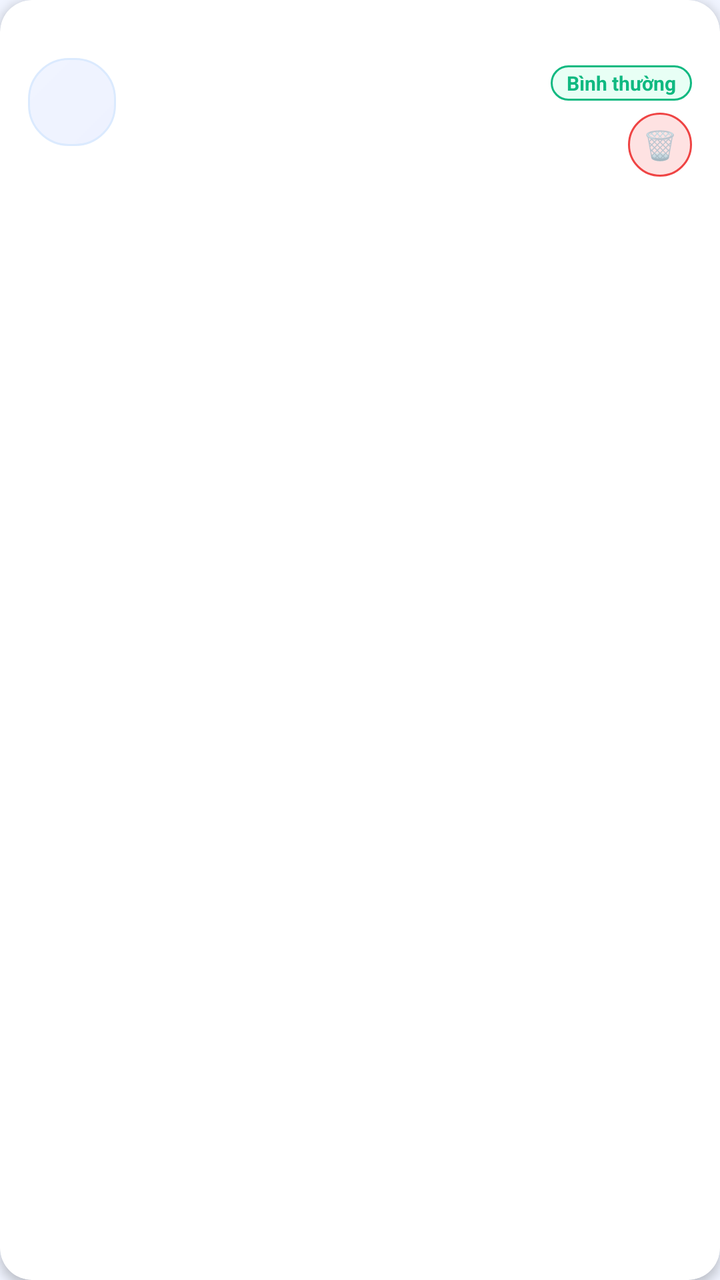
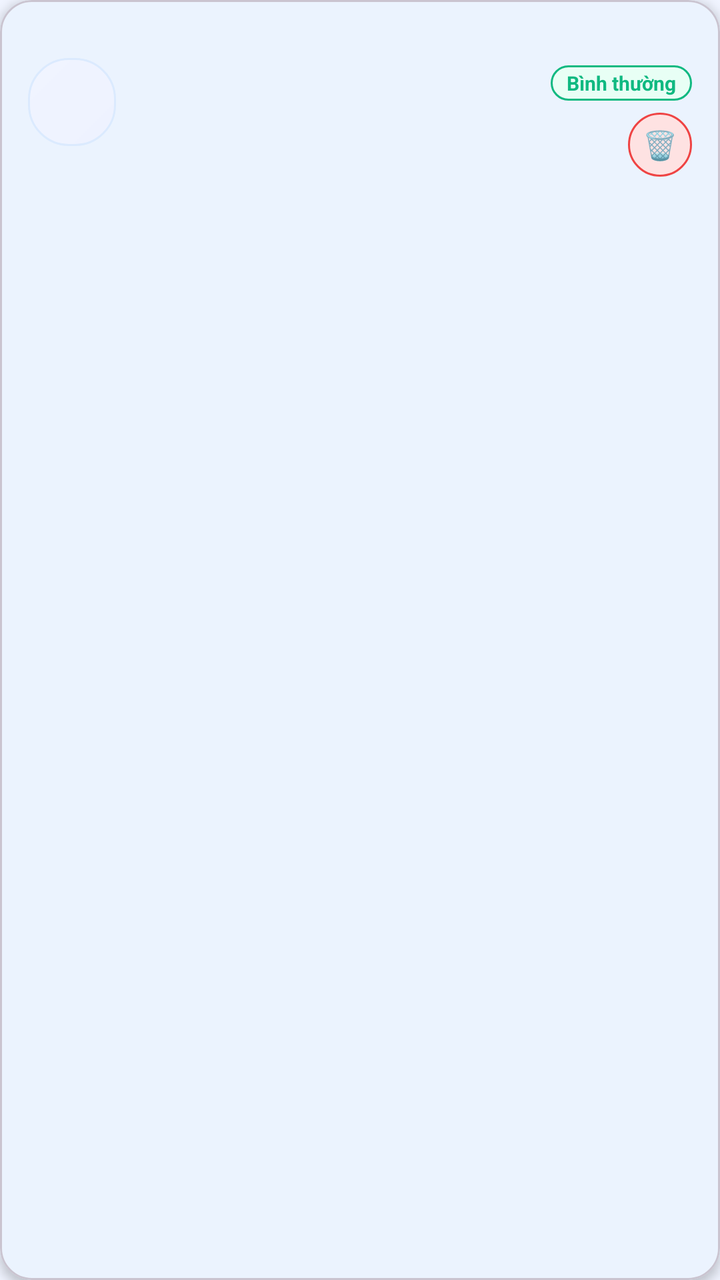

Two renders of the same Android screen: before a commit and after it. Below are the layout's source before the change and the commit's diff.
<!-- AndroidManifest.xml: application theme Theme.UniCare -->
<!-- res/layout/item_vital.xml -->
<?xml version="1.0" encoding="utf-8"?>
<androidx.cardview.widget.CardView xmlns:android="http://schemas.android.com/apk/res/android"
    xmlns:app="http://schemas.android.com/apk/res-auto"
    android:layout_width="match_parent"
    android:layout_height="wrap_content"
    android:layout_marginHorizontal="16dp"
    android:layout_marginVertical="5dp"
    app:cardCornerRadius="16dp"
    app:cardElevation="3dp"
    app:cardBackgroundColor="#FFFFFF">

    <LinearLayout
        android:layout_width="match_parent"
        android:layout_height="wrap_content"
        android:orientation="horizontal"
        android:padding="14dp"
        android:gravity="center_vertical">

        
        <TextView
            android:id="@+id/txtIcon"
            android:layout_width="44dp"
            android:layout_height="44dp"
            android:background="@drawable/bg_feature_card"
            android:gravity="center"
            android:textSize="20sp"/>

        <LinearLayout
            android:layout_width="0dp"
            android:layout_height="wrap_content"
            android:layout_weight="1"
            android:layout_marginStart="12dp"
            android:orientation="vertical">

            <TextView
                android:id="@+id/txtType"
                android:layout_width="wrap_content"
                android:layout_height="wrap_content"
                android:textColor="#1A1A2E"
                android:textSize="14sp"
                android:textStyle="bold"/>

            <TextView
                android:id="@+id/txtValue"
                android:layout_width="wrap_content"
                android:layout_height="wrap_content"
                android:layout_marginTop="2dp"
                android:textColor="#0D6EFD"
                android:textSize="18sp"
                android:textStyle="bold"/>

            <TextView
                android:id="@+id/txtNote"
                android:layout_width="wrap_content"
                android:layout_height="wrap_content"
                android:layout_marginTop="1dp"
                android:textColor="#9CA3AF"
                android:textSize="11sp"/>
        </LinearLayout>

        <LinearLayout
            android:layout_width="wrap_content"
            android:layout_height="wrap_content"
            android:orientation="vertical"
            android:gravity="end|center_vertical">

            <TextView
                android:id="@+id/txtDate"
                android:layout_width="wrap_content"
                android:layout_height="wrap_content"
                android:textColor="#9CA3AF"
                android:textSize="11sp"/>

            <TextView
                android:id="@+id/txtStatus"
                android:layout_width="wrap_content"
                android:layout_height="wrap_content"
                android:layout_marginTop="4dp"
                android:background="@drawable/bg_badge_green"
                android:paddingHorizontal="8dp"
                android:paddingVertical="2dp"
                android:text="Bình thường"
                android:textColor="#10B981"
                android:textSize="10sp"
                android:textStyle="bold"/>

            <TextView
                android:id="@+id/btnDelete"
                android:layout_width="32dp"
                android:layout_height="32dp"
                android:layout_marginTop="6dp"
                android:gravity="center"
                android:text="🗑️"
                android:textSize="14sp"
                android:background="@drawable/bg_badge_red"/>
        </LinearLayout>
    </LinearLayout>
</androidx.cardview.widget.CardView>
<!-- resources referenced by this layout -->
<resources>
  <!-- drawable bg_badge_green (drawable) -->
  <?xml version="1.0" encoding="utf-8"?>
  <shape xmlns:android="http://schemas.android.com/apk/res/android">
      <solid android:color="#E8FFF5"/>
      <corners android:radius="100dp"/>
      <stroke android:width="1dp" android:color="#10B981"/>
  </shape>
  <!-- drawable bg_badge_red (drawable) -->
  <?xml version="1.0" encoding="utf-8"?>
  <shape xmlns:android="http://schemas.android.com/apk/res/android">
      <solid android:color="#FEE2E2"/>
      <corners android:radius="100dp"/>
      <stroke android:width="1dp" android:color="#EF4444"/>
  </shape>
  <!-- drawable bg_feature_card (drawable) -->
  <?xml version="1.0" encoding="utf-8"?>
  <shape xmlns:android="http://schemas.android.com/apk/res/android">
      <gradient
          android:startColor="#EEF2FF"
          android:endColor="#F0F4FF"
          android:angle="135"/>
      <corners android:radius="20dp"/>
      <stroke android:width="1dp" android:color="#DBEAFE"/>
  </shape>
  <style name="Theme.UniCare" parent="Theme.MaterialComponents.DayNight.NoActionBar">
          
          <item name="colorPrimary">#0D6EFD</item>
          <item name="colorPrimaryVariant">#0852C8</item>
          <item name="colorOnPrimary">#FFFFFF</item>
          
          <item name="colorSecondary">#00C4A7</item>
          <item name="colorSecondaryVariant">#00A089</item>
          <item name="colorOnSecondary">#FFFFFF</item>
          
          <item name="colorSurface">#FFFFFF</item>
          <item name="colorOnSurface">#1A1A2E</item>
          
          <item name="android:colorBackground">#F0F4FF</item>
          
          <item name="android:statusBarColor">#0852C8</item>
          <item name="android:windowLightStatusBar">false</item>
          <item name="android:navigationBarColor">#FFFFFF</item>
          <item name="android:windowLightNavigationBar">true</item>
          
          <item name="materialButtonStyle">@style/Widget.UniCare.Button</item>
          <item name="textInputStyle">@style/Widget.UniCare.TextInputLayout</item>
      </style>
  <style name="Widget.UniCare.Button" parent="Widget.MaterialComponents.Button">
          <item name="android:paddingTop">14dp</item>
          <item name="android:paddingBottom">14dp</item>
          <item name="android:textSize">16sp</item>
          <item name="android:letterSpacing">0.02</item>
          <item name="android:textAllCaps">false</item>
          <item name="cornerRadius">14dp</item>
          <item name="backgroundTint">#0D6EFD</item>
          <item name="elevation">2dp</item>
      </style>
  <style name="Widget.UniCare.TextInputLayout" parent="Widget.MaterialComponents.TextInputLayout.OutlinedBox">
          <item name="boxCornerRadiusBottomEnd">12dp</item>
          <item name="boxCornerRadiusBottomStart">12dp</item>
          <item name="boxCornerRadiusTopEnd">12dp</item>
          <item name="boxCornerRadiusTopStart">12dp</item>
          <item name="boxStrokeColor">#CBD5F5</item>
          <item name="hintTextColor">#6B7280</item>
      </style>
</resources>

<!-- the commit's change to res/layout/item_vital.xml (unified diff, before → after) -->
@@ -1,98 +1,27 @@
-<?xml version="1.0" encoding="utf-8"?>
-<androidx.cardview.widget.CardView xmlns:android="http://schemas.android.com/apk/res/android"
-    xmlns:app="http://schemas.android.com/apk/res-auto"
-    android:layout_width="match_parent"
-    android:layout_height="wrap_content"
-    android:layout_marginHorizontal="16dp"
-    android:layout_marginVertical="5dp"
-    app:cardCornerRadius="16dp"
-    app:cardElevation="3dp"
-    app:cardBackgroundColor="#FFFFFF">
+<?xml version='1.0' encoding='utf-8'?>
+<com.google.android.material.card.MaterialCardView xmlns:android="http://schemas.android.com/apk/res/android" xmlns:app="http://schemas.android.com/apk/res-auto" android:layout_width="match_parent" android:layout_height="wrap_content" android:layout_marginHorizontal="16dp" android:layout_marginVertical="5dp" app:cardCornerRadius="16dp" app:cardElevation="3dp" app:cardBackgroundColor="#FFFFFF">
 
-    <LinearLayout
-        android:layout_width="match_parent"
-        android:layout_height="wrap_content"
-        android:orientation="horizontal"
-        android:padding="14dp"
-        android:gravity="center_vertical">
+    <LinearLayout android:layout_width="match_parent" android:layout_height="wrap_content" android:orientation="horizontal" android:padding="14dp" android:gravity="center_vertical">
 
         
-        <TextView
-            android:id="@+id/txtIcon"
-            android:layout_width="44dp"
-            android:layout_height="44dp"
-            android:background="@drawable/bg_feature_card"
-            android:gravity="center"
-            android:textSize="20sp"/>
+        <TextView android:id="@+id/txtIcon" android:layout_width="44dp" android:layout_height="44dp" android:background="@drawable/bg_feature_card" android:gravity="center" android:textSize="20sp"/>
 
-        <LinearLayout
-            android:layout_width="0dp"
-            android:layout_height="wrap_content"
-            android:layout_weight="1"
-            android:layout_marginStart="12dp"
-            android:orientation="vertical">
+        <LinearLayout android:layout_width="0dp" android:layout_height="wrap_content" android:layout_weight="1" android:layout_marginStart="12dp" android:orientation="vertical">
 
-            <TextView
-                android:id="@+id/txtType"
-                android:layout_width="wrap_content"
-                android:layout_height="wrap_content"
-                android:textColor="#1A1A2E"
-                android:textSize="14sp"
-                android:textStyle="bold"/>
+            <TextView android:id="@+id/txtType" android:layout_width="wrap_content" android:layout_height="wrap_content" android:textColor="#1A1A2E" android:textSize="14sp" android:textStyle="bold"/>
 
-            <TextView
-                android:id="@+id/txtValue"
-                android:layout_width="wrap_content"
-                android:layout_height="wrap_content"
-                android:layout_marginTop="2dp"
-                android:textColor="#0D6EFD"
-                android:textSize="18sp"
-                android:textStyle="bold"/>
+            <TextView android:id="@+id/txtValue" android:layout_width="wrap_content" android:layout_height="wrap_content" android:layout_marginTop="2dp" android:textColor="#0D6EFD" android:textSize="18sp" android:textStyle="bold"/>
 
-            <TextView
-                android:id="@+id/txtNote"
-                android:layout_width="wrap_content"
-                android:layout_height="wrap_content"
-                android:layout_marginTop="1dp"
-                android:textColor="#9CA3AF"
-                android:textSize="11sp"/>
+            <TextView android:id="@+id/txtNote" android:layout_width="wrap_content" android:layout_height="wrap_content" android:layout_marginTop="1dp" android:textColor="#9CA3AF" android:textSize="11sp"/>
         </LinearLayout>
 
-        <LinearLayout
-            android:layout_width="wrap_content"
-            android:layout_height="wrap_content"
-            android:orientation="vertical"
-            android:gravity="end|center_vertical">
+        <LinearLayout android:layout_width="wrap_content" android:layout_height="wrap_content" android:orientation="vertical" android:gravity="end|center_vertical">
 
-            <TextView
-                android:id="@+id/txtDate"
-                android:layout_width="wrap_content"
-                android:layout_height="wrap_content"
-                android:textColor="#9CA3AF"
-                android:textSize="11sp"/>
+            <TextView android:id="@+id/txtDate" android:layout_width="wrap_content" android:layout_height="wrap_content" android:textColor="#9CA3AF" android:textSize="11sp"/>
 
-            <TextView
-                android:id="@+id/txtStatus"
-                android:layout_width="wrap_content"
-                android:layout_height="wrap_content"
-                android:layout_marginTop="4dp"
-                android:background="@drawable/bg_badge_green"
-                android:paddingHorizontal="8dp"
-                android:paddingVertical="2dp"
-                android:text="Bình thường"
-                android:textColor="#10B981"
-                android:textSize="10sp"
-                android:textStyle="bold"/>
+            <TextView android:id="@+id/txtStatus" android:layout_width="wrap_content" android:layout_height="wrap_content" android:layout_marginTop="4dp" android:background="@drawable/bg_badge_green" android:paddingHorizontal="8dp" android:paddingVertical="2dp" android:text="Bình thường" android:textColor="#10B981" android:textSize="10sp" android:textStyle="bold"/>
 
-            <TextView
-                android:id="@+id/btnDelete"
-                android:layout_width="32dp"
-                android:layout_height="32dp"
-                android:layout_marginTop="6dp"
-                android:gravity="center"
-                android:text="🗑️"
-                android:textSize="14sp"
-                android:background="@drawable/bg_badge_red"/>
+            <TextView android:id="@+id/btnDelete" android:layout_width="32dp" android:layout_height="32dp" android:layout_marginTop="6dp" android:gravity="center" android:text="🗑️" android:textSize="14sp" android:background="@drawable/bg_badge_red"/>
         </LinearLayout>
     </LinearLayout>
-</androidx.cardview.widget.CardView>
+</com.google.android.material.card.MaterialCardView>
<!-- resource entries referenced after the edit -->
@@ -24,7 +24,7 @@
       <corners android:radius="20dp"/>
       <stroke android:width="1dp" android:color="#DBEAFE"/>
   </shape>
-  <style name="Theme.UniCare" parent="Theme.MaterialComponents.DayNight.NoActionBar">
+  <style name="Theme.UniCare" parent="Theme.Material3.DayNight.NoActionBar">
           
           <item name="colorPrimary">#0D6EFD</item>
           <item name="colorPrimaryVariant">#0852C8</item>
@@ -47,7 +47,7 @@
           <item name="materialButtonStyle">@style/Widget.UniCare.Button</item>
           <item name="textInputStyle">@style/Widget.UniCare.TextInputLayout</item>
       </style>
-  <style name="Widget.UniCare.Button" parent="Widget.MaterialComponents.Button">
+  <style name="Widget.UniCare.Button" parent="Widget.Material3.Button">
           <item name="android:paddingTop">14dp</item>
           <item name="android:paddingBottom">14dp</item>
           <item name="android:textSize">16sp</item>
@@ -57,7 +57,7 @@
           <item name="backgroundTint">#0D6EFD</item>
           <item name="elevation">2dp</item>
       </style>
-  <style name="Widget.UniCare.TextInputLayout" parent="Widget.MaterialComponents.TextInputLayout.OutlinedBox">
+  <style name="Widget.UniCare.TextInputLayout" parent="Widget.Material3.TextInputLayout.OutlinedBox">
           <item name="boxCornerRadiusBottomEnd">12dp</item>
           <item name="boxCornerRadiusBottomStart">12dp</item>
           <item name="boxCornerRadiusTopEnd">12dp</item>
